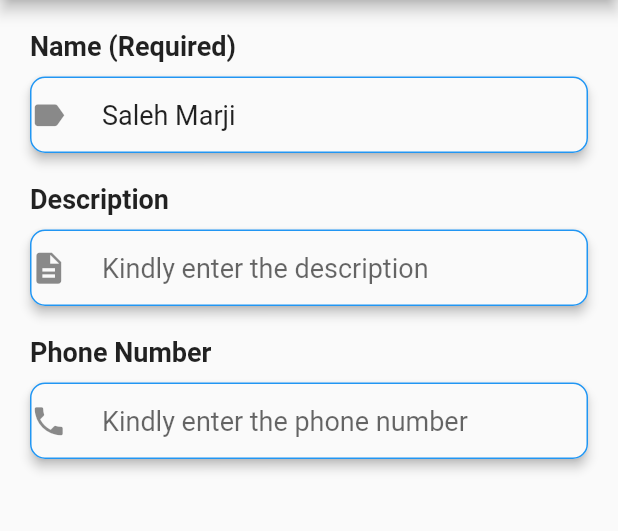
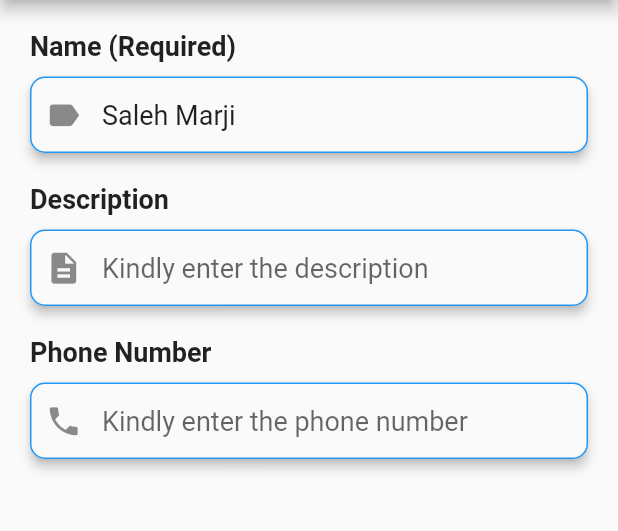
Before and after one commit to Saleh-Marji/sm_input_field, a Flutter app: the FormExampleScreen screen opened directly, on a phone screen of 412 x 824 dp, the part 84-615 px from its top. Run offline on Flutter 3.47's test engine with Material 2 defaults, Android fonts, the phone set to English and light mode, and no system bars.

Commit message:
fixed prefix icons were too close to the edge of the input field

```diff
--- a/lib/fields/input_field.dart
+++ b/lib/fields/input_field.dart
@@ -93,6 +93,7 @@ class InputField extends StatelessWidget {
     Widget? prefixIconWidget;
     if (prefixIcon != null || innerLabelText != null) {
       List<Widget> children = [
+        const SizedBox(width: 10),
         if (prefixIcon != null) Icon(prefixIcon, size: 25),
         if (prefixIcon != null && innerLabelText != null) const SizedBox(width: 10),
         if (innerLabelText != null)
--- a/pubspec.yaml
+++ b/pubspec.yaml
@@ -1,6 +1,6 @@
 name: sm_input_field
 description: a package to create input fields in a simple manner, facilitates the easy and simple creation of beautiful forms too
-version: 1.2.0
+version: 1.2.1
 homepage: https://github.com/Saleh-Marji/sm_input_field.git
 
 environment:
```
Also changed, not shown: 1 other file.
